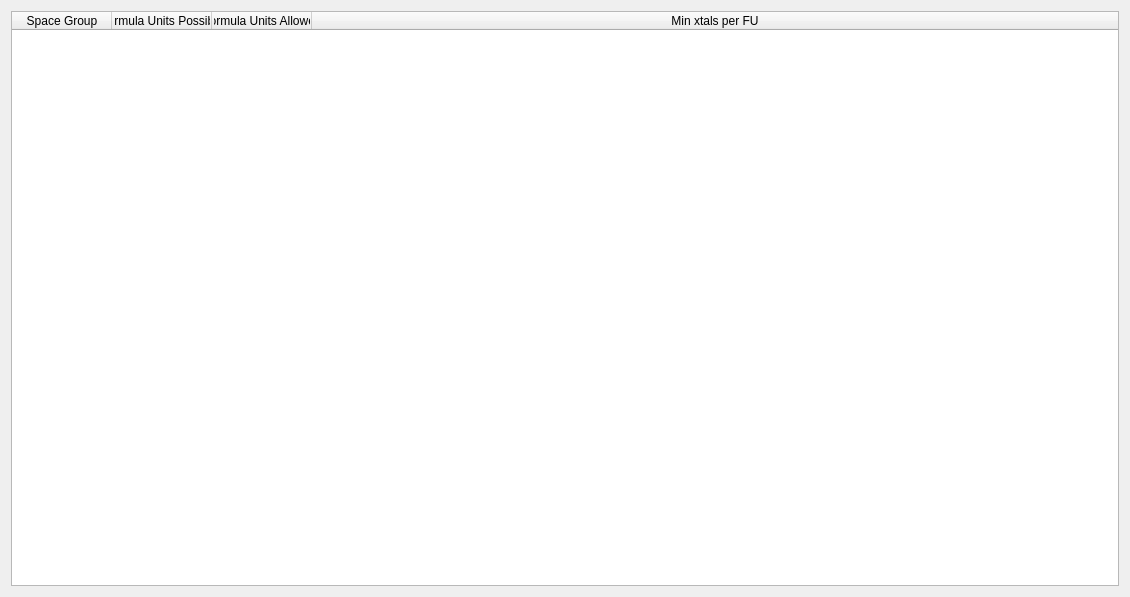
Above: src/xtalopt/spgInit/spgInitDialog.ui from xtalopt/XtalOpt before the change. Below: the same form after it.
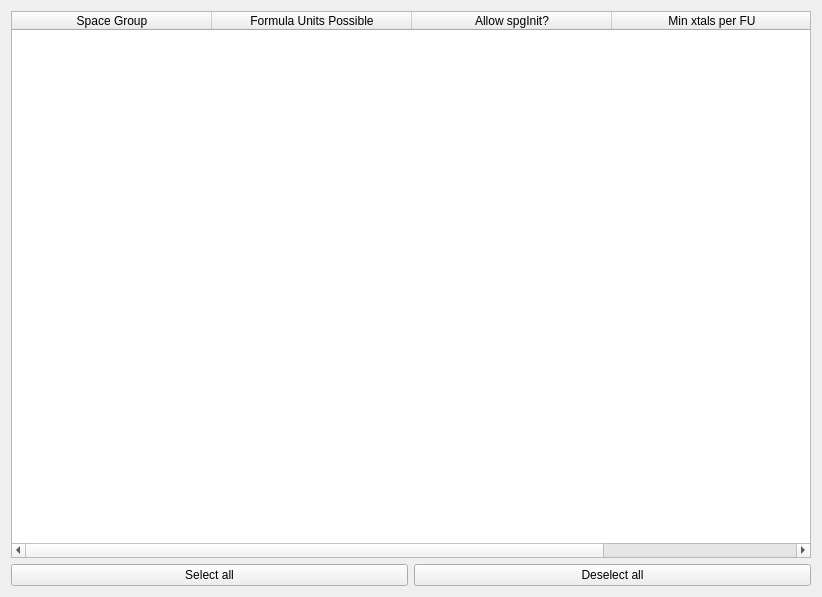
That is the form after the change.

Commit message: Made the table a little bit more organized. Added checkboxes (which currently don't do anything...). Added select all and deselect all buttons. Also generalized the function I use to organize strings of delimited unsigned integers and placed it into fileUtils.h so that it can be used in other functions. I used it in the SpgInitDialog.

Patch:
```diff
--- a/src/xtalopt/spgInit/spgInitDialog.ui
+++ b/src/xtalopt/spgInit/spgInitDialog.ui
@@ -6,7 +6,7 @@
    <rect>
     <x>0</x>
     <y>0</y>
-    <width>1130</width>
+    <width>822</width>
     <height>597</height>
    </rect>
   </property>
@@ -14,7 +14,21 @@
    <string>Form</string>
   </property>
   <layout class="QGridLayout" name="gridLayout">
-   <item row="0" column="0" colspan="2">
+   <item row="2" column="2">
+    <widget class="QPushButton" name="push_deselectAll">
+     <property name="text">
+      <string>Deselect all</string>
+     </property>
+    </widget>
+   </item>
+   <item row="2" column="1">
+    <widget class="QPushButton" name="push_selectAll">
+     <property name="text">
+      <string>Select all</string>
+     </property>
+    </widget>
+   </item>
+   <item row="1" column="1" colspan="2">
     <widget class="QTableWidget" name="table_list">
      <property name="contextMenuPolicy">
       <enum>Qt::CustomContextMenu</enum>
@@ -34,8 +48,26 @@
      <property name="sortingEnabled">
       <bool>true</bool>
      </property>
+     <attribute name="horizontalHeaderVisible">
+      <bool>true</bool>
+     </attribute>
+     <attribute name="horizontalHeaderCascadingSectionResizes">
+      <bool>true</bool>
+     </attribute>
+     <attribute name="horizontalHeaderDefaultSectionSize">
+      <number>200</number>
+     </attribute>
+     <attribute name="horizontalHeaderHighlightSections">
+      <bool>true</bool>
+     </attribute>
+     <attribute name="horizontalHeaderMinimumSectionSize">
+      <number>100</number>
+     </attribute>
+     <attribute name="horizontalHeaderShowSortIndicator" stdset="0">
+      <bool>true</bool>
+     </attribute>
      <attribute name="horizontalHeaderStretchLastSection">
-      <bool>true</bool>
+      <bool>false</bool>
      </attribute>
      <column>
       <property name="text">
@@ -49,7 +81,7 @@
      </column>
      <column>
       <property name="text">
-       <string>Formula Units Allowed</string>
+       <string>Allow spgInit?</string>
       </property>
      </column>
      <column>
```
Left out of the diff: 5 changed lines with no effect on the pictures. The commit also changes 7 other files.
